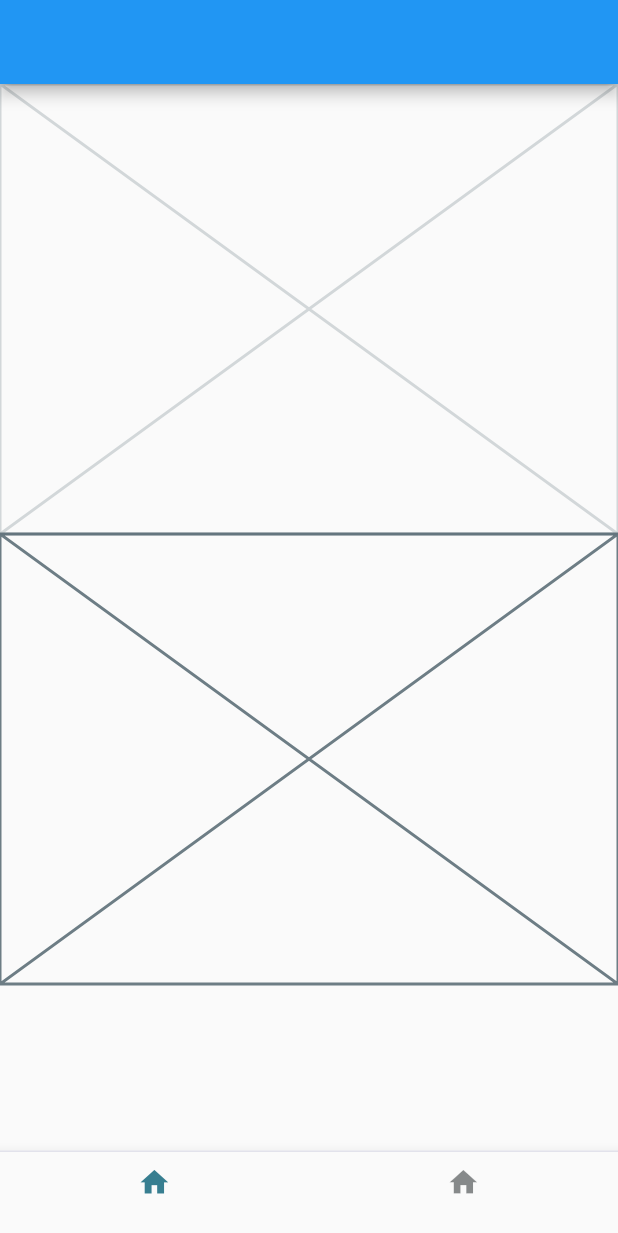
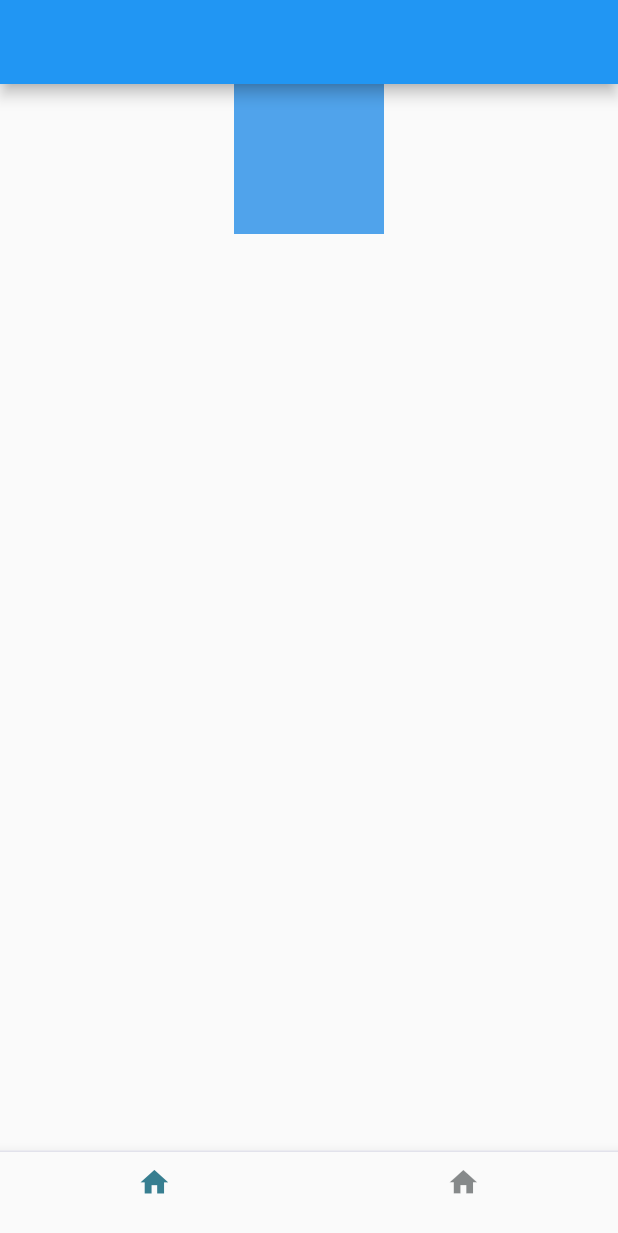
Before and after one commit to Issei-Hiramatsu/sakura-simulation, a Flutter app: the screen it shows after launch, on a phone screen of 412 x 824 dp. Shown: the top 1233 px of the screen. Run offline on Flutter 3.47's test engine with Material 2 defaults, Android fonts, the phone set to English and light mode, and no system bars; our stand-ins replace flutter_hooks, flutter_screenutil.

Commit message:
update: change to Stack and add containerList

```diff
--- /dev/null
+++ b/mobile/lib/component/local/home_page/body/simulation_screen/hooks/container_list.dart
@@ -0,0 +1,11 @@
+import 'package:flutter/material.dart';
+
+final containerList = [
+  Container(width: 100, height: 100, color: Colors.red),
+  Container(width: 100, height: 100, color: Colors.blue),
+  Container(width: 100, height: 100, color: Colors.yellow),
+  Container(width: 100, height: 100, color: Colors.green),
+  Container(width: 100, height: 100, color: Colors.orange),
+  Container(width: 100, height: 100, color: Colors.pink),
+  Container(width: 100, height: 100, color: Colors.purple),
+];
--- a/mobile/lib/component/local/home_page/body/simulation_screen/simulation_screen.dart
+++ b/mobile/lib/component/local/home_page/body/simulation_screen/simulation_screen.dart
@@ -1,5 +1,7 @@
 import 'package:flutter/material.dart';
 import 'package:flutter_hooks/flutter_hooks.dart';
+
+import 'hooks/container_list.dart';
 
 class SimulationScreen extends HookWidget {
   const SimulationScreen({super.key});
@@ -9,22 +11,20 @@ class SimulationScreen extends HookWidget {
     final controller =
         useAnimationController(duration: const Duration(seconds: 10));
     controller.repeat();
-    return Column(
+    return Stack(
       children: [
         FadeTransition(
-          opacity: Tween(begin: 1.0, end: 0.0).animate(
-            controller.drive(CurveTween(curve: Curves.linear)),
-          ),
-          //TODO: 写真予定場所
-          child: const Placeholder(
-              fallbackHeight: 300, fallbackWidth: double.infinity),
-        ),
+            opacity: Tween(begin: 1.0, end: 0.0).animate(
+              controller.drive(CurveTween(curve: Curves.linear)),
+            ),
+            //TODO: 写真予定場所
+            child: containerList[0]),
         FadeTransition(
-          opacity: controller.drive(CurveTween(curve: Curves.linear)),
-          //TODO:  写真予定場所
-          child: const Placeholder(
-              fallbackHeight: 300, fallbackWidth: double.infinity),
-        ),
+            opacity: Tween(begin: 0.0, end: 1.0).animate(
+              controller.drive(CurveTween(curve: Curves.linear)),
+            ),
+            //TODO:  写真予定場所
+            child: containerList[1]),
       ],
     );
   }
```
